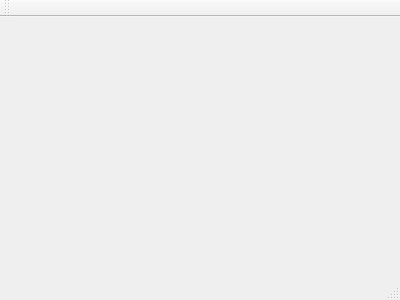
Old version of the form vika3/mainwindow.ui in the repository hlynurstef/Verklegt-namskeid-1-vika-3.
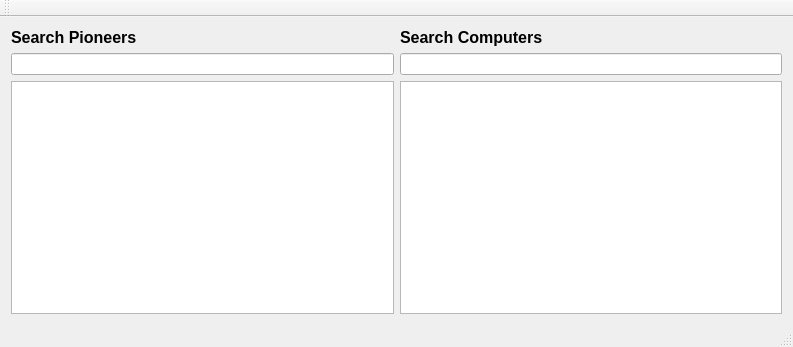
New version of the form.

Commit message: add GUI search feature

```diff
--- a/vika3/mainwindow.ui
+++ b/vika3/mainwindow.ui
@@ -1,24 +1,68 @@
 <ui version="4.0">
  <class>MainWindow</class>
- <widget class="QMainWindow" name="MainWindow" >
-  <property name="geometry" >
+ <widget class="QMainWindow" name="MainWindow">
+  <property name="geometry">
    <rect>
     <x>0</x>
     <y>0</y>
-    <width>400</width>
-    <height>300</height>
+    <width>793</width>
+    <height>347</height>
    </rect>
   </property>
   <property name="windowTitle" >
    <string>MainWindow</string>
   </property>
-  <widget class="QMenuBar" name="menuBar" />
-  <widget class="QToolBar" name="mainToolBar" />
-  <widget class="QWidget" name="centralWidget" />
-  <widget class="QStatusBar" name="statusBar" />
+  <widget class="QWidget" name="centralWidget">
+   <layout class="QGridLayout" name="gridLayout">
+    <item row="0" column="0">
+     <widget class="QLabel" name="label_search_pioneers">
+      <property name="text">
+       <string>&lt;html&gt;&lt;head/&gt;&lt;body&gt;&lt;p&gt;&lt;span style=&quot; font-size:12pt; font-weight:600;&quot;&gt;Search Pioneers&lt;/span&gt;&lt;/p&gt;&lt;/body&gt;&lt;/html&gt;</string>
+      </property>
+     </widget>
+    </item>
+    <item row="0" column="1">
+     <widget class="QLabel" name="label_search_computers">
+      <property name="text">
+       <string>&lt;html&gt;&lt;head/&gt;&lt;body&gt;&lt;p&gt;&lt;span style=&quot; font-size:12pt; font-weight:600;&quot;&gt;Search Computers&lt;/span&gt;&lt;/p&gt;&lt;/body&gt;&lt;/html&gt;</string>
+      </property>
+     </widget>
+    </item>
+    <item row="1" column="0">
+     <widget class="QLineEdit" name="input_search_pioneers"/>
+    </item>
+    <item row="1" column="1">
+     <widget class="QLineEdit" name="input_search_computers"/>
+    </item>
+    <item row="2" column="0">
+     <widget class="QListWidget" name="list_pioneers"/>
+    </item>
+    <item row="2" column="1">
+     <widget class="QListWidget" name="list_computers"/>
+    </item>
+   </layout>
+  </widget>
+  <widget class="QMenuBar" name="menuBar">
+   <property name="geometry">
+    <rect>
+     <x>0</x>
+     <y>0</y>
+     <width>793</width>
+     <height>26</height>
+    </rect>
+   </property>
+  </widget>
+  <widget class="QToolBar" name="mainToolBar">
+   <attribute name="toolBarArea">
+    <enum>TopToolBarArea</enum>
+   </attribute>
+   <attribute name="toolBarBreak">
+    <bool>false</bool>
+   </attribute>
+  </widget>
+  <widget class="QStatusBar" name="statusBar"/>
  </widget>
- <layoutDefault spacing="6" margin="11" />
- <pixmapfunction></pixmapfunction>
+ <layoutdefault spacing="6" margin="11"/>
  <resources/>
  <connections/>
 </ui>
```
Left out of the diff: 3 changed lines with no effect on the pictures. The commit also changes 7 other files.
